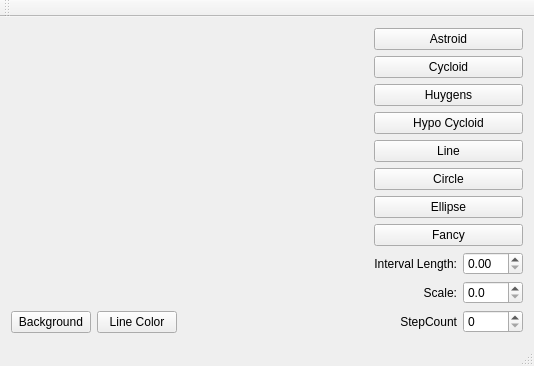
First picture: the form in mainwindow.ui, repository nikkaramessinis/QtCurvesCPP, before the edit.
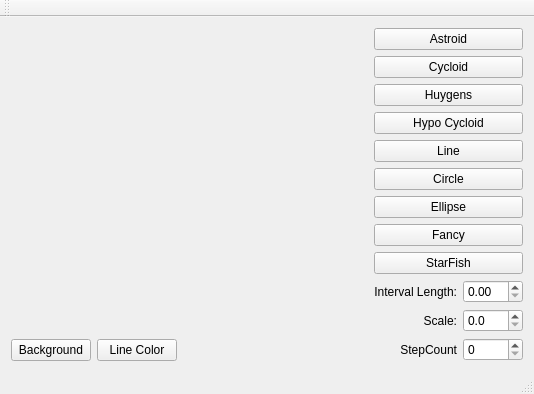
Second picture: the form after the edit. Custom widgets are drawn as their Qt base class.

Commit message: StarFish implementation

Patch:
```diff
--- a/mainwindow.ui
+++ b/mainwindow.ui
@@ -7,7 +7,7 @@
     <x>0</x>
     <y>0</y>
     <width>534</width>
-    <height>321</height>
+    <height>360</height>
    </rect>
   </property>
   <property name="windowTitle">
@@ -55,44 +55,35 @@
     </item>
     <item row="0" column="1">
      <layout class="QGridLayout" name="gridLayout_2">
-      <item row="8" column="0">
-       <layout class="QHBoxLayout" name="horizontalLayout_2">
-        <item>
-         <widget class="QLabel" name="label_2">
-          <property name="text">
-           <string>Interval Length:</string>
-          </property>
-          <property name="alignment">
-           <set>Qt::AlignRight|Qt::AlignTrailing|Qt::AlignVCenter</set>
-          </property>
-         </widget>
-        </item>
-        <item>
-         <widget class="QDoubleSpinBox" name="spinInterval">
-          <property name="maximumSize">
-           <size>
-            <width>60</width>
-            <height>16777215</height>
-           </size>
-          </property>
-          <property name="maximum">
-           <double>100.000000000000000</double>
-          </property>
-          <property name="singleStep">
-           <double>0.100000000000000</double>
-          </property>
-         </widget>
-        </item>
-       </layout>
+      <item row="1" column="0">
+       <widget class="QPushButton" name="btnCycloid">
+        <property name="text">
+         <string>Cycloid</string>
+        </property>
+       </widget>
       </item>
-      <item row="4" column="0">
-       <widget class="QPushButton" name="btnLine">
+      <item row="3" column="0">
+       <widget class="QPushButton" name="btnHypo">
         <property name="text">
-         <string>Line</string>
+         <string>Hypo Cycloid</string>
         </property>
        </widget>
       </item>
-      <item row="10" column="0">
+      <item row="0" column="0">
+       <widget class="QPushButton" name="btnAstroid">
+        <property name="text">
+         <string>Astroid</string>
+        </property>
+       </widget>
+      </item>
+      <item row="6" column="0">
+       <widget class="QPushButton" name="btnEllipse">
+        <property name="text">
+         <string>Ellipse</string>
+        </property>
+       </widget>
+      </item>
+      <item row="11" column="0">
        <layout class="QHBoxLayout" name="horizontalLayout_3">
         <item>
          <widget class="QLabel" name="label_3">
@@ -122,10 +113,10 @@
         </item>
        </layout>
       </item>
-      <item row="0" column="0">
-       <widget class="QPushButton" name="btnAstroid">
+      <item row="4" column="0">
+       <widget class="QPushButton" name="btnLine">
         <property name="text">
-         <string>Astroid</string>
+         <string>Line</string>
         </property>
        </widget>
       </item>
@@ -137,6 +128,36 @@
        </widget>
       </item>
       <item row="9" column="0">
+       <layout class="QHBoxLayout" name="horizontalLayout_2">
+        <item>
+         <widget class="QLabel" name="label_2">
+          <property name="text">
+           <string>Interval Length:</string>
+          </property>
+          <property name="alignment">
+           <set>Qt::AlignRight|Qt::AlignTrailing|Qt::AlignVCenter</set>
+          </property>
+         </widget>
+        </item>
+        <item>
+         <widget class="QDoubleSpinBox" name="spinInterval">
+          <property name="maximumSize">
+           <size>
+            <width>60</width>
+            <height>16777215</height>
+           </size>
+          </property>
+          <property name="maximum">
+           <double>100.000000000000000</double>
+          </property>
+          <property name="singleStep">
+           <double>0.100000000000000</double>
+          </property>
+         </widget>
+        </item>
+       </layout>
+      </item>
+      <item row="10" column="0">
        <layout class="QHBoxLayout" name="horizontalLayout">
         <item>
          <widget class="QLabel" name="label">
@@ -169,13 +190,6 @@
         </item>
        </layout>
       </item>
-      <item row="1" column="0">
-       <widget class="QPushButton" name="btnCycloid">
-        <property name="text">
-         <string>Cycloid</string>
-        </property>
-       </widget>
-      </item>
       <item row="5" column="0">
        <widget class="QPushButton" name="btnCircle">
         <property name="text">
@@ -183,20 +197,6 @@
         </property>
        </widget>
       </item>
-      <item row="3" column="0">
-       <widget class="QPushButton" name="btnHypo">
-        <property name="text">
-         <string>Hypo Cycloid</string>
-        </property>
-       </widget>
-      </item>
-      <item row="6" column="0">
-       <widget class="QPushButton" name="btnEllipse">
-        <property name="text">
-         <string>Ellipse</string>
-        </property>
-       </widget>
-      </item>
       <item row="7" column="0">
        <widget class="QPushButton" name="btnFancy">
         <property name="text">
@@ -204,6 +204,13 @@
         </property>
        </widget>
       </item>
+      <item row="8" column="0">
+       <widget class="QPushButton" name="btnStarFish">
+        <property name="text">
+         <string>StarFish</string>
+        </property>
+       </widget>
+      </item>
      </layout>
     </item>
    </layout>
```
The commit also changes 4 other files.
